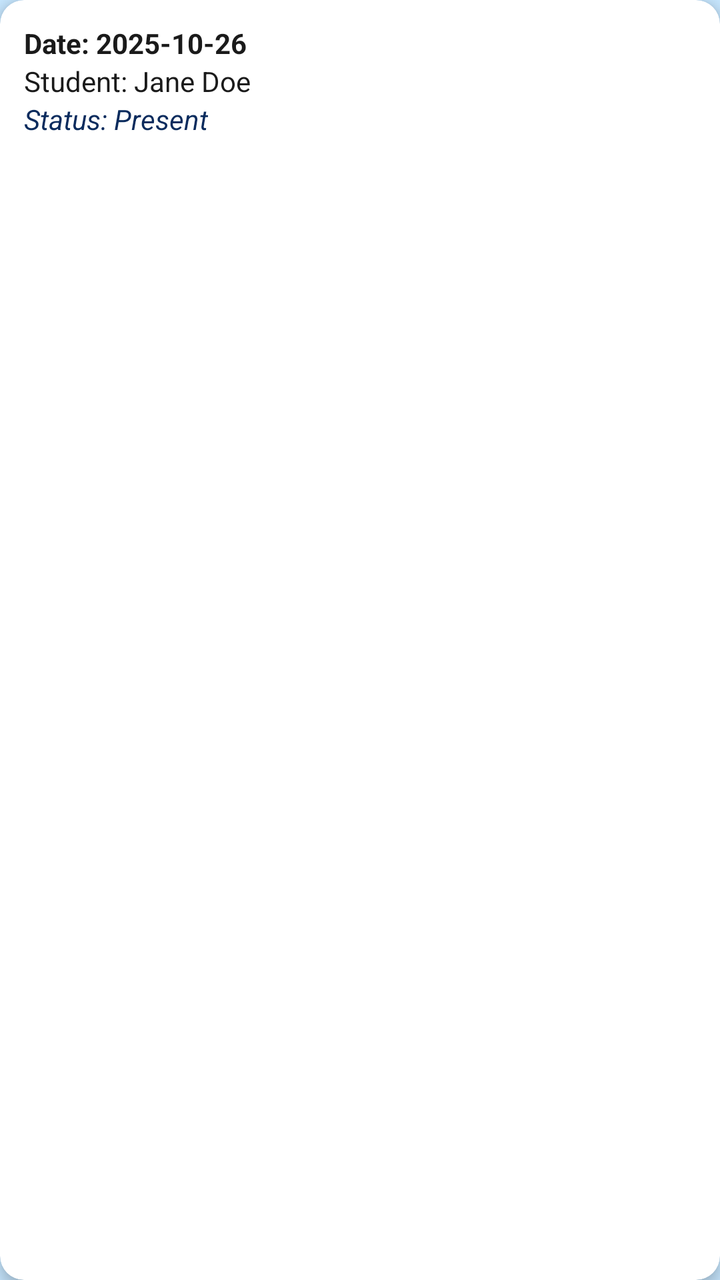
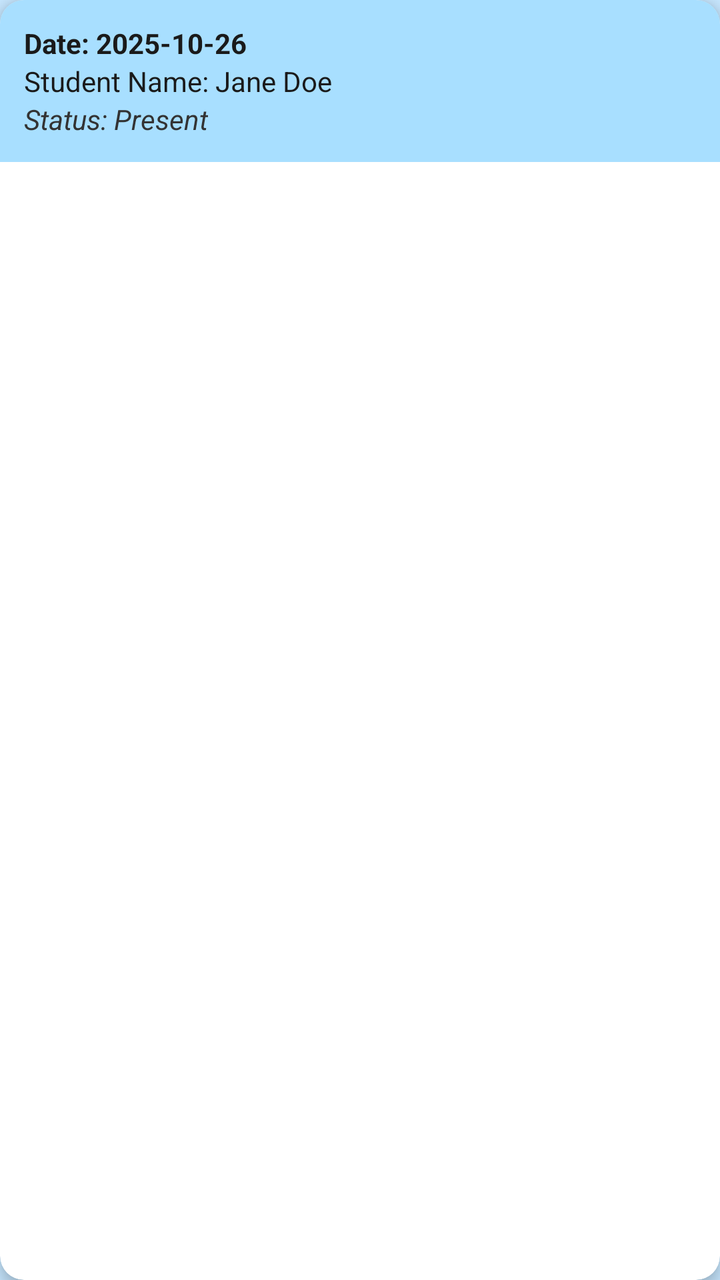

Compare the two renders of this Android layout. The source of the first and the diff that turns it into the second are given below.
<!-- AndroidManifest.xml: application theme Theme.NurtureNest -->
<!-- res/layout/item_attendance_log.xml -->
<?xml version="1.0" encoding="utf-8"?>
<androidx.cardview.widget.CardView
    xmlns:android="http://schemas.android.com/apk/res/android"
    xmlns:app="http://schemas.android.com/apk/res-auto"
    android:layout_width="match_parent"
    android:layout_height="wrap_content"
    android:layout_margin="8dp"
    app:cardCornerRadius="12dp"
    app:cardElevation="4dp">

    <LinearLayout
        android:layout_width="match_parent"
        android:layout_height="wrap_content"
        android:orientation="vertical"
        android:padding="12dp">

        <TextView
            android:id="@+id/tvLogDate"
            android:layout_width="wrap_content"
            android:layout_height="wrap_content"
            android:text="Date: 2025-10-26"
            android:textStyle="bold"
            android:textColor="@color/light_on_background"/>

        <TextView
            android:id="@+id/tvLogStudentName"
            android:layout_width="wrap_content"
            android:layout_height="wrap_content"
            android:text="Student: Jane Doe"
            android:textColor="@color/light_on_background"/>

        <TextView
            android:id="@+id/tvLogStatus"
            android:layout_width="wrap_content"
            android:layout_height="wrap_content"
            android:text="Status: Present"
            android:textStyle="italic"
            android:textColor="@color/light_primary"/>
    </LinearLayout>
</androidx.cardview.widget.CardView>
<!-- resources referenced by this layout -->
<resources>
  <color name="light_on_background">#1A1A1A</color>
  <color name="light_primary">#0A2B5D</color>
  <style name="Theme.NurtureNest" parent="Theme.MaterialComponents.DayNight.NoActionBar">
          <item name="colorPrimary">#0A2B5D</item>
          <item name="colorOnPrimary">#FFFFFF</item>
          <item name="colorSurface">#000000</item>
          <item name="colorOnSurface">#FFFFFF</item>
          <item name="colorBackground">#C7E7FF</item>
          <item name="colorOnBackground">#1A1A1A</item>
          <item name="android:windowBackground">#C7E7FF</item>
          <item name="TextColor">#000000</item>
      </style>
</resources>

<!-- the commit's change to res/layout/item_attendance_log.xml (unified diff, before → after) -->
@@ -12,6 +12,7 @@
         android:layout_width="match_parent"
         android:layout_height="wrap_content"
         android:orientation="vertical"
+        android:background="@color/dark_primary"
         android:padding="12dp">
 
         <TextView
@@ -26,7 +27,7 @@
             android:id="@+id/tvLogStudentName"
             android:layout_width="wrap_content"
             android:layout_height="wrap_content"
-            android:text="Student: Jane Doe"
+            android:text="Student Name: Jane Doe"
             android:textColor="@color/light_on_background"/>
 
         <TextView
@@ -35,6 +36,6 @@
             android:layout_height="wrap_content"
             android:text="Status: Present"
             android:textStyle="italic"
-            android:textColor="@color/light_primary"/>
+            android:textColor="@color/dark_edittext_color"/>
     </LinearLayout>
 </androidx.cardview.widget.CardView>
<!-- resource entries referenced after the edit -->
@@ -1,7 +1,8 @@
 <!-- resources referenced by this layout -->
 <resources>
+  <color name="dark_edittext_color">#333333</color>
+  <color name="dark_primary">#A8DFFF</color>
   <color name="light_on_background">#1A1A1A</color>
-  <color name="light_primary">#0A2B5D</color>
   <style name="Theme.NurtureNest" parent="Theme.MaterialComponents.DayNight.NoActionBar">
           <item name="colorPrimary">#0A2B5D</item>
           <item name="colorOnPrimary">#FFFFFF</item>
